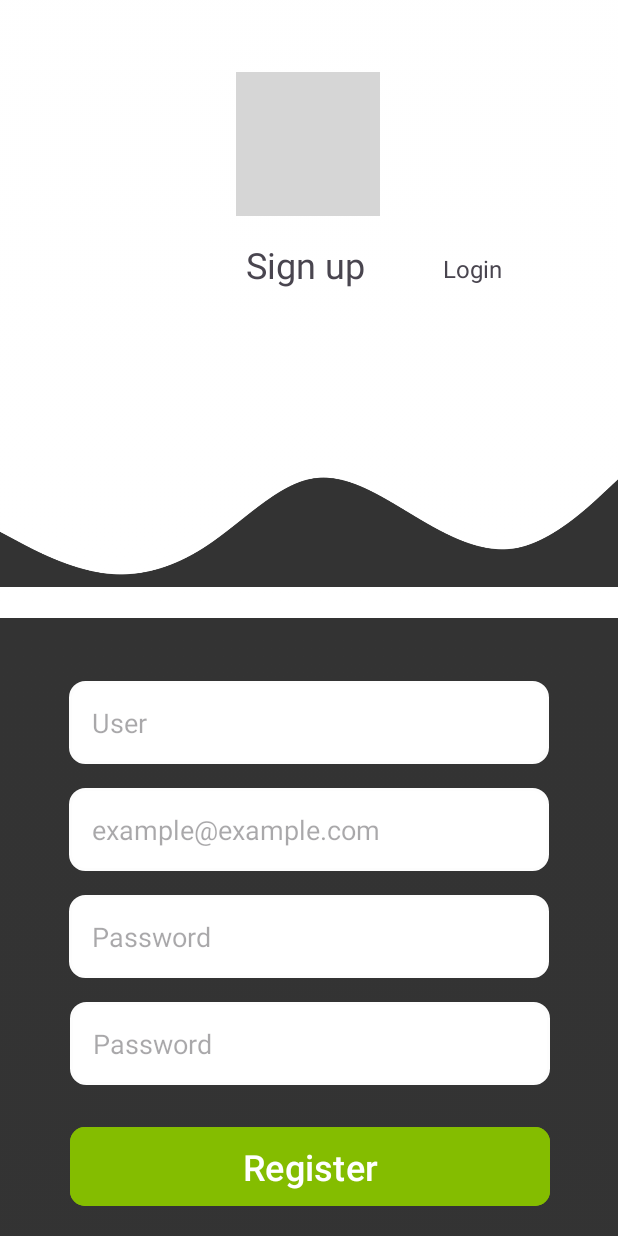
After one commit to Anfeh/Idunn, an Android app: the activity_registro screen opened directly, with no data from a screen before it, on a phone screen of 412 x 824 dp. The commit adds this screen. Run offline under Robolectric (Android 15) with nearby library versions, the phone set to English and light mode, and no system bars; grey boxes are pictures that could not be loaded.

Commit message:
feat: Add activity_login and activity_register

```diff
--- a/app/src/main/AndroidManifest.xml
+++ b/app/src/main/AndroidManifest.xml
@@ -13,6 +13,12 @@
         android:theme="@style/Theme.Idunn"
         tools:targetApi="31">
         <activity
+            android:name=".activity_registro"
+            android:exported="false" />
+        <activity
+            android:name=".activity_login"
+            android:exported="false" />
+        <activity
             android:name=".MainActivity"
             android:exported="true">
             <intent-filter>
--- /dev/null
+++ b/app/src/main/java/com/example/idunn/activity_registro.java
@@ -0,0 +1,14 @@
+package com.example.idunn;
+
+import androidx.appcompat.app.AppCompatActivity;
+
+import android.os.Bundle;
+
+public class activity_registro extends AppCompatActivity {
+
+    @Override
+    protected void onCreate(Bundle savedInstanceState) {
+        super.onCreate(savedInstanceState);
+        setContentView(R.layout.activity_registro);
+    }
+}
--- /dev/null
+++ b/app/src/main/res/drawable/buttonstyle.xml
@@ -0,0 +1,4 @@
+<shape xmlns:android="http://schemas.android.com/apk/res/android"
+    android:shape="rectangle">
+    <corners android:radius="10dp" />
+</shape>
--- /dev/null
+++ b/app/src/main/res/drawable/edittextstyle.xml
@@ -0,0 +1,8 @@
+   <shape xmlns:android="http://schemas.android.com/apk/res/android"
+        android:shape="rectangle">
+        <solid android:color="#FFFFFF" />
+        <corners android:radius="10dp" />
+        <stroke
+            android:width="2dp"
+            android:color="#FDFDFD" />
+    </shape>
--- /dev/null
+++ b/app/src/main/res/drawable/fondomitadnegroblanco.xml
@@ -0,0 +1,13 @@
+<?xml version="1.0" encoding="utf-8"?>
+<selector xmlns:android="http://schemas.android.com/apk/res/android">
+    <item>
+        <shape>
+
+            <gradient
+                android:centerX="-100"
+                android:endColor="#FFFF"
+                android:startColor="@color/black"
+                android:type="sweep" />
+        </shape>
+    </item>
+</selector>
--- /dev/null
+++ b/app/src/main/res/layout/activity_registro.xml
@@ -0,0 +1,136 @@
+<?xml version="1.0" encoding="utf-8"?>
+<androidx.constraintlayout.widget.ConstraintLayout xmlns:android="http://schemas.android.com/apk/res/android"
+    xmlns:app="http://schemas.android.com/apk/res-auto"
+    xmlns:tools="http://schemas.android.com/tools"
+    android:layout_width="match_parent"
+    android:layout_height="match_parent"
+    android:background="@drawable/fondomitadnegroblanco"
+    tools:context=".activity_registro">
+
+    <ImageView
+        android:id="@+id/imageView"
+        android:layout_width="wrap_content"
+        android:layout_height="wrap_content"
+        android:layout_marginTop="48dp"
+        app:layout_constraintEnd_toEndOf="parent"
+        app:layout_constraintHorizontal_bias="0.498"
+        app:layout_constraintStart_toStartOf="parent"
+        app:layout_constraintTop_toTopOf="parent"
+        app:srcCompat="@drawable/logoidunn" />
+
+    <TextView
+        android:id="@+id/textView"
+        android:layout_width="wrap_content"
+        android:layout_height="wrap_content"
+        android:layout_marginStart="164dp"
+        android:layout_marginTop="16dp"
+        android:text="Sign up"
+        android:textSize="24sp"
+        app:layout_constraintStart_toStartOf="parent"
+        app:layout_constraintTop_toBottomOf="@+id/imageView" />
+
+    <TextView
+        android:id="@+id/textView2"
+        android:layout_width="wrap_content"
+        android:layout_height="wrap_content"
+        android:layout_marginStart="52dp"
+        android:layout_marginTop="24dp"
+        android:text="Login"
+        android:textSize="16sp"
+        app:layout_constraintStart_toEndOf="@+id/textView"
+        app:layout_constraintTop_toBottomOf="@+id/imageView" />
+
+    <ImageView
+        android:id="@+id/imageView5"
+        android:layout_width="423dp"
+        android:layout_height="92dp"
+        android:layout_marginTop="20dp"
+        android:layout_marginBottom="356dp"
+        app:layout_constraintBottom_toBottomOf="parent"
+        app:layout_constraintEnd_toEndOf="parent"
+        app:layout_constraintStart_toStartOf="parent"
+        app:layout_constraintTop_toBottomOf="@+id/textView"
+        app:layout_constraintVertical_bias="0.529"
+        app:srcCompat="@drawable/wave" />
+
+    <EditText
+        android:id="@+id/editTextText2"
+        android:layout_width="wrap_content"
+        android:layout_height="wrap_content"
+        android:layout_marginBottom="16dp"
+        android:width="320dp"
+        android:background="@drawable/edittextstyle"
+        android:ems="10"
+        android:hint="User"
+        android:inputType="text"
+        android:padding="15dp"
+        app:layout_constraintBottom_toTopOf="@+id/editTextText5"
+        app:layout_constraintEnd_toEndOf="parent"
+        app:layout_constraintStart_toStartOf="parent" />
+
+    <EditText
+        android:id="@+id/editTextText5"
+        android:layout_width="wrap_content"
+        android:layout_height="wrap_content"
+        android:layout_marginBottom="16dp"
+        android:width="320dp"
+        android:background="@drawable/edittextstyle"
+
+        android:ems="10"
+        android:hint="example@example.com"
+        android:inputType="text"
+        android:padding="15dp"
+        app:layout_constraintBottom_toTopOf="@+id/editTextText"
+        app:layout_constraintEnd_toEndOf="parent"
+        app:layout_constraintStart_toStartOf="parent" />
+
+    <EditText
+        android:id="@+id/editTextText"
+        android:layout_width="wrap_content"
+        android:layout_height="wrap_content"
+        android:layout_marginBottom="16dp"
+        android:width="320dp"
+        android:background="@drawable/edittextstyle"
+
+        android:ems="10"
+        android:hint="Password"
+        android:inputType="text"
+        android:padding="15dp"
+        app:layout_constraintBottom_toTopOf="@+id/editTextText3"
+        app:layout_constraintEnd_toEndOf="parent"
+        app:layout_constraintStart_toStartOf="parent" />
+
+    <EditText
+        android:id="@+id/editTextText3"
+        android:layout_width="wrap_content"
+        android:layout_height="wrap_content"
+        android:layout_marginBottom="24dp"
+        android:width="320dp"
+        android:background="@drawable/edittextstyle"
+
+        android:ems="10"
+        android:hint="Password"
+        android:inputType="text"
+        android:padding="15dp"
+        app:layout_constraintBottom_toTopOf="@+id/button2"
+        app:layout_constraintEnd_toEndOf="parent"
+        app:layout_constraintHorizontal_bias="0.505"
+        app:layout_constraintStart_toStartOf="parent" />
+
+    <Button
+        android:id="@+id/button2"
+        android:layout_width="wrap_content"
+        android:layout_height="wrap_content"
+        android:layout_marginBottom="16dp"
+        android:width="320dp"
+        android:backgroundTint="@color/green"
+        android:padding="10dp"
+        android:text="Register"
+        android:textSize="24dp"
+        app:cornerRadius="10dp"
+        app:layout_constraintBottom_toBottomOf="parent"
+        app:layout_constraintEnd_toEndOf="parent"
+        app:layout_constraintHorizontal_bias="0.505"
+        app:layout_constraintStart_toStartOf="parent" />
+
+</androidx.constraintlayout.widget.ConstraintLayout>
--- a/app/src/main/res/values/colors.xml
+++ b/app/src/main/res/values/colors.xml
@@ -1,5 +1,11 @@
 <?xml version="1.0" encoding="utf-8"?>
 <resources>
-    <color name="black">#FF000000</color>
+    <color name="black">#333333</color>
     <color name="white">#FFFFFFFF</color>
+    <color name="text">#121113</color>
+    <color name="background">#E5E5E5</color>
+    <color name="green">#84BD00</color>
+    <color name="grey">#B7B7B7</color>
+    <color name="red">#FF0000</color>
+    <color name="blue">#5D46E2</color>
 </resources>
```
Also changed, not shown: app/src/main/java/com/example/idunn/activity_login.java (added, +14 -0 lines), app/src/main/res/layout/activity_login.xml (added, +124 -0 lines), app/src/main/res/layout/activity_main.xml (+0 -9 lines), app/src/main/res/values/styles.xml (added, +10 -0 lines), app/src/main/res/drawable/wave.png (added), 10 other files.
